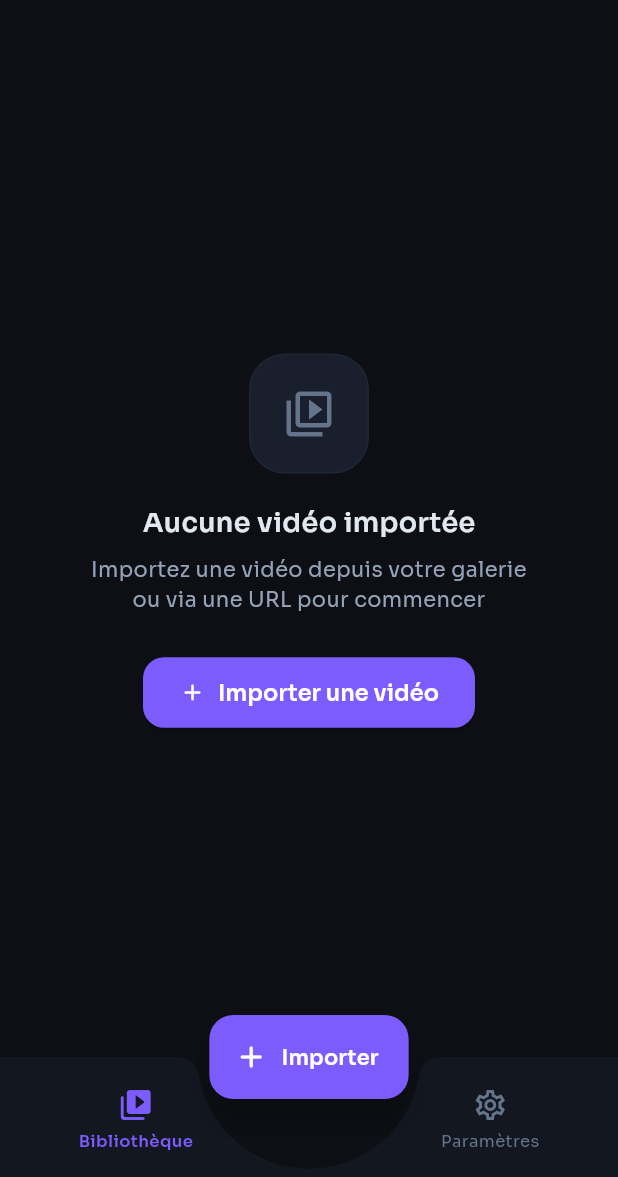
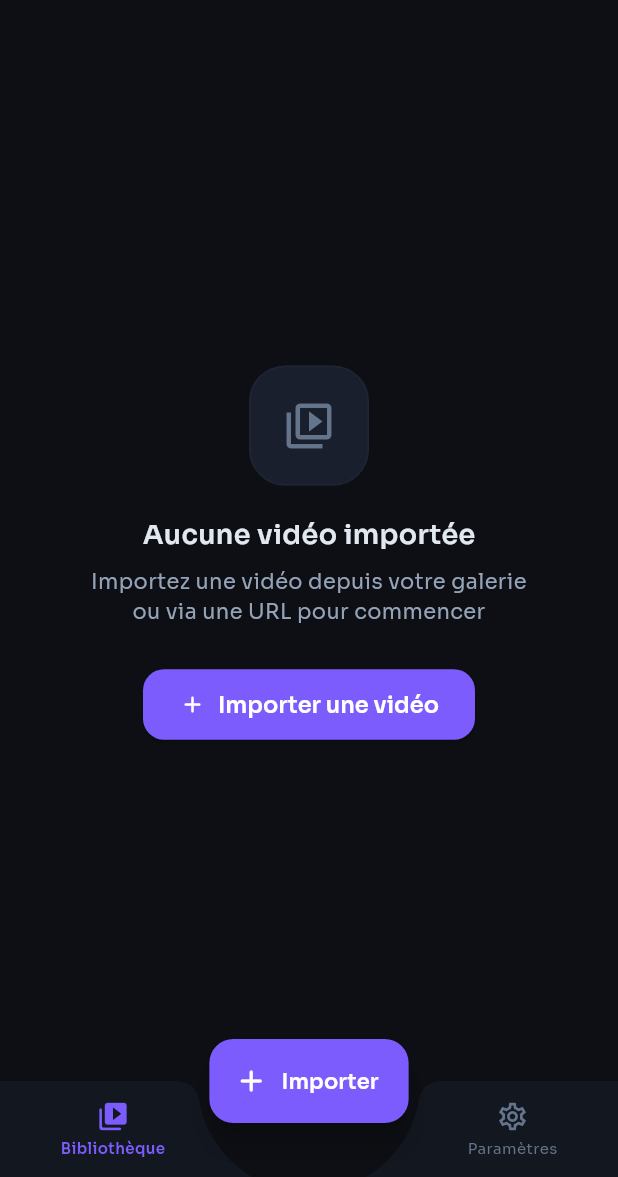
Before and after one commit to jasonemmanue/Lecteur_Multilingue_Android_app, a Flutter app: the screen it shows after launch, on a phone screen of 412 x 824 dp, the part 59-1236 px from its top. Run offline on Flutter 3.47's test engine with Material 3 defaults, Android fonts, the phone set to English and light mode, and no system bars; our stand-ins replace chewie, dio, file_picker, flutter_riverpod, flutter_secure_storage, go_router and 3 more; accounts and stored records are empty.

Commit message:
Interface et nom ok

```diff
--- a/lib/main.dart
+++ b/lib/main.dart
@@ -37,3 +37,5 @@ class LinguaPlayApp extends StatelessWidget {
     );
   }
 }
+
+//compte gmail claude : emmanusakam@gmail.com
--- a/lib/screens/home_screen.dart
+++ b/lib/screens/home_screen.dart
@@ -10,7 +10,6 @@ class HomeScreen extends StatelessWidget {
 
   int _selectedIndex(BuildContext context) {
     final loc = GoRouterState.of(context).uri.toString();
-    if (loc.startsWith(AppRoutes.library)) return 0;
     if (loc.startsWith(AppRoutes.settings)) return 1;
     return 0;
   }
@@ -35,6 +34,8 @@ class HomeScreen extends StatelessWidget {
         color: AppColors.bgCard,
         shape: const CircularNotchedRectangle(),
         notchMargin: 8,
+        height: 64, // ← hauteur fixe explicite
+        padding: EdgeInsets.zero,
         child: Row(
           mainAxisAlignment: MainAxisAlignment.spaceAround,
           children: [
@@ -45,7 +46,7 @@ class HomeScreen extends StatelessWidget {
               isActive: _selectedIndex(context) == 0,
               onTap: () => context.go(AppRoutes.library),
             ),
-            const SizedBox(width: 60), // espace FAB
+            const SizedBox(width: 80), // espace FAB
             _NavItem(
               icon: Icons.settings_outlined,
               activeIcon: Icons.settings_rounded,
@@ -80,28 +81,34 @@ class _NavItem extends StatelessWidget {
     return InkWell(
       onTap: onTap,
       borderRadius: BorderRadius.circular(12),
+      child: SizedBox(
+        height: 64, // ← hauteur contrainte explicite
         child: Padding(
-        padding: const EdgeInsets.symmetric(horizontal: 20, vertical: 8),
+          padding: const EdgeInsets.symmetric(horizontal: 20),
           child: Column(
+            mainAxisAlignment: MainAxisAlignment.center, // ← centré verticalement
             mainAxisSize: MainAxisSize.min,
             children: [
               Icon(
                 isActive ? activeIcon : icon,
                 color: isActive ? AppColors.primary : AppColors.textMuted,
-              size: 24,
+                size: 22, // ← réduit de 24 à 22
               ),
-            const SizedBox(height: 4),
+              const SizedBox(height: 3), // ← réduit de 4 à 3
               Text(
                 label,
                 style: TextStyle(
-                fontSize: 11,
-                fontWeight: isActive ? FontWeight.w600 : FontWeight.w400,
-                color: isActive ? AppColors.primary : AppColors.textMuted,
+                  fontSize: 10, // ← réduit de 11 à 10
+                  fontWeight:
+                  isActive ? FontWeight.w600 : FontWeight.w400,
+                  color:
+                  isActive ? AppColors.primary : AppColors.textMuted,
                 ),
               ),
             ],
           ),
         ),
+      ),
     );
   }
 }
```
Also changed, not shown: pubspec.yaml (+10 -0 lines), assets/icons/lingua.png (added), pubspec.lock, 13 other files. Lines whose indentation alone changed are shown as unchanged.
